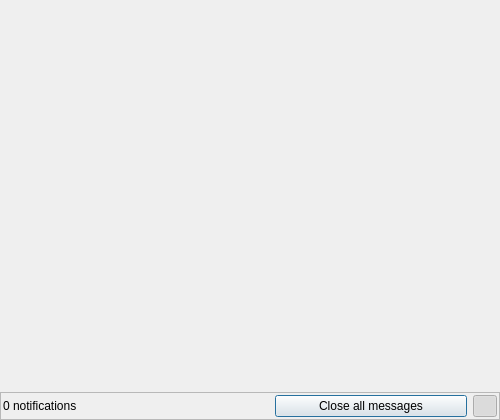
KJNeko/Atlas, file atlas/ui/notifications/NotificationManagerUI.ui: the form before one commit.
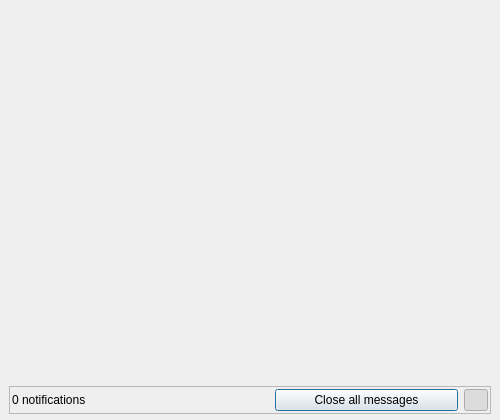
The form after the commit. Icons and pictures are not drawn.

Commit message: updated notification widget qss for dark

```diff
--- a/atlas/ui/notifications/NotificationManagerUI.ui
+++ b/atlas/ui/notifications/NotificationManagerUI.ui
@@ -30,16 +30,16 @@
   </property>
   <layout class="QVBoxLayout" name="verticalLayout_5">
    <property name="leftMargin">
-    <number>0</number>
+    <number>9</number>
    </property>
    <property name="topMargin">
-    <number>0</number>
+    <number>9</number>
    </property>
    <property name="rightMargin">
-    <number>0</number>
+    <number>9</number>
    </property>
    <property name="bottomMargin">
-    <number>0</number>
+    <number>6</number>
    </property>
    <item>
     <widget class="QScrollArea" name="scrollArea">
@@ -70,7 +70,7 @@
         <x>0</x>
         <y>0</y>
         <width>300</width>
-        <height>378</height>
+        <height>369</height>
        </rect>
       </property>
       <property name="sizePolicy">
```
Left out of the diff: 2 changed lines with no effect on the pictures. The commit also changes 3 other files.
